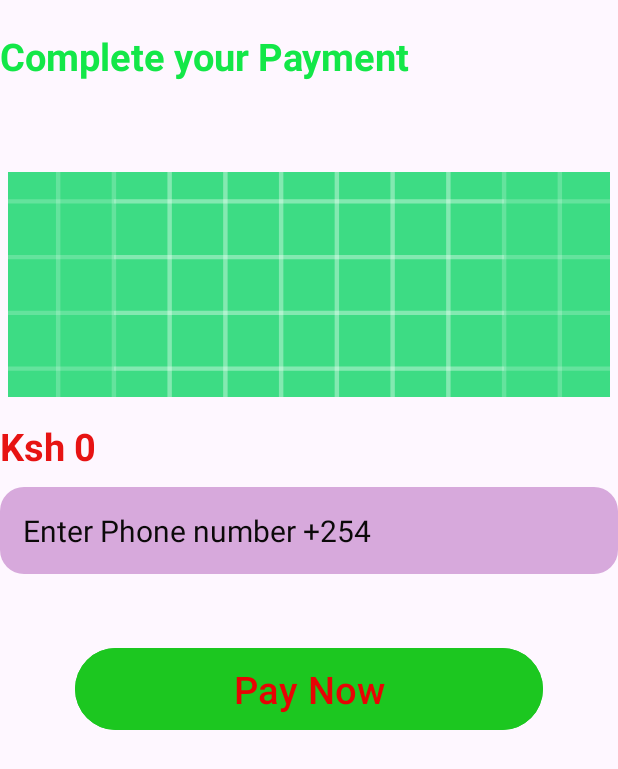
After one commit to mugoarnold0-shiniars/lexxypastry, an Android app: the MakePayment screen opened directly, with no data from a screen before it, on a phone screen of 412 x 824 dp. The commit adds this screen. Shown: the top 769 px of the screen. Run offline under Robolectric (Android 15) with nearby library versions, the phone set to English and light mode, and no system bars; libraries missing offline, so code that uses them is left out: com.loopj.android; pictures from the network do not load.

Commit message:
second commit

```diff
--- a/app/src/main/AndroidManifest.xml
+++ b/app/src/main/AndroidManifest.xml
@@ -14,6 +14,9 @@
         android:supportsRtl="true"
         android:theme="@style/Theme.Lexxypastry"
         tools:targetApi="31">
+        <activity
+            android:name=".MakePayment"
+            android:exported="false" />
         <activity
             android:name=".Dashboard"
             android:exported="false" />
--- /dev/null
+++ b/app/src/main/java/com/example/lexxypastry/MakePayment.kt
@@ -0,0 +1,70 @@
+package com.example.lexxypastry
+
+import android.os.Bundle
+import android.widget.Button
+import android.widget.EditText
+import android.widget.ImageView
+import android.widget.TextView
+import androidx.activity.enableEdgeToEdge
+import androidx.appcompat.app.AppCompatActivity
+import androidx.core.view.ViewCompat
+import androidx.core.view.WindowInsetsCompat
+import com.bumptech.glide.Glide
+import com.loopj.android.http.RequestParams
+
+class MakePayment : AppCompatActivity() {
+    override fun onCreate(savedInstanceState: Bundle?) {
+        super.onCreate(savedInstanceState)
+        enableEdgeToEdge()
+        setContentView(R.layout.activity_make_payment)
+        ViewCompat.setOnApplyWindowInsetsListener(findViewById(R.id.main)) { v, insets ->
+            val systemBars = insets.getInsets(WindowInsetsCompat.Type.systemBars())
+            v.setPadding(systemBars.left, systemBars.top, systemBars.right, systemBars.bottom)
+            insets
+        }
+//        Retrive the data put on the extra
+        val name = intent.getStringExtra("product_name")
+        val cost = intent.getIntExtra("product_cost", 0)
+        val productPhoto = intent.getStringExtra("product_photo")
+
+//        find the text view inside of the make payment activityand replace the data
+        val txtName = findViewById<TextView>(R.id.txtProductName)
+        val txtCost = findViewById<TextView>(R.id.txtProductCost)
+        val imgProduct = findViewById<ImageView>(R.id.imgProduct)
+
+//        update the text view with the values passed via the intent
+        txtName.text=name
+        txtCost.text="Ksh $cost"
+        val imageUrl = "https://Arnold254.pythonanywhere.com/static/images/$productPhoto"
+
+        //Load image using Glide, Load Faster with Glide
+        Glide.with(this)
+            .load(imageUrl )
+            .placeholder(R.drawable.ic_launcher_background) // Make sure you have a placeholder image
+            .into(imgProduct)
+
+//        find the edit text and the button by the use of ids
+        val btnPay = findViewById<Button>(R.id.pay)
+        val editPhone = findViewById<EditText>(R.id.phone)
+
+        btnPay.setOnClickListener {
+
+            val api = "https://Arnold254.pythonanywhere.com/api/mpesa_payment"
+//            get the phone number
+            val phone =editPhone.text.toString().trim()
+
+//            create a RequestParams
+            val data = RequestParams()
+//            put data into the RequestParams
+            data.put("amount",cost)
+            data.put("phone",phone)
+
+//            import the ApiHelper
+            val helper = ApiHelper(applicationContext)
+
+//            access the post metyod inside the helper class
+            helper.post(api , data)
+
+        }
+    }
+}
--- a/app/src/main/res/drawable/bg_card.xml
+++ b/app/src/main/res/drawable/bg_card.xml
@@ -1,5 +1,5 @@
 <?xml version="1.0" encoding="utf-8"?>
 <shape xmlns:android="http://schemas.android.com/apk/res/android">
-  <solid android:color="#FAFAFA"/>
+  <solid android:color="#D7A9DC"/>
       <corners android:radius="16dp"/>
 </shape>
--- /dev/null
+++ b/app/src/main/res/layout/activity_make_payment.xml
@@ -0,0 +1,81 @@
+<?xml version="1.0" encoding="utf-8"?>
+<LinearLayout
+    xmlns:android="http://schemas.android.com/apk/res/android"
+    xmlns:app="http://schemas.android.com/apk/res-auto"
+    xmlns:tools="http://schemas.android.com/tools"
+    android:id="@+id/main"
+    android:layout_width="match_parent"
+    android:layout_height="match_parent"
+    android:orientation="vertical"
+
+    android:padding="20dp"
+    tools:context=".MakePayment">
+
+    <TextView
+        android:layout_width="wrap_content"
+        android:layout_height="wrap_content"
+        android:text="Complete your Payment"
+        android:layout_marginTop="20dp"
+        android:textSize="25sp"
+        android:textStyle="bold"
+        android:textColor="#13E748"
+        />
+
+    <TextView
+        android:layout_width="wrap_content"
+        android:layout_height="wrap_content"
+        android:id="@+id/txtProductName"
+        android:text="Product Name"
+        android:layout_marginTop="20dp"
+        android:textSize="25sp"
+        android:textStyle="bold"
+        android:textColor="#D9DDEF"
+        />
+    <ImageView
+        android:layout_width="match_parent"
+        android:layout_height="150dp"
+        android:id="@+id/imgProduct"
+        android:src="@drawable/images"
+        android:scaleType="centerCrop"
+        android:layout_margin="5dp"/>
+    <TextView
+        android:layout_width="wrap_content"
+        android:layout_height="wrap_content"
+        android:id="@+id/txtProductCost"
+        android:text="Ksh:20"
+        android:layout_marginTop="10dp"
+        android:textSize="25sp"
+        android:textStyle="bold"
+        android:textColor="#E71313"
+
+        />
+
+
+    <EditText
+        android:layout_width="match_parent"
+        android:layout_height="wrap_content"
+        android:id="@+id/phone"
+        android:hint="Enter Phone number +254"
+        android:textSize="20sp"
+        android:textColorHint="#0B0909"
+        android:inputType="number"
+        android:textColor="#0B0909"
+        android:background="@drawable/bg_card"
+        android:padding="15dp"
+        android:layout_marginTop="10dp"/>
+
+    <Button
+        android:layout_width="match_parent"
+        android:layout_height="wrap_content"
+        android:id="@+id/pay"
+        android:text="Pay Now"
+        android:layout_marginTop="45dp"
+        android:layout_marginRight="50dp"
+        android:layout_marginLeft="50dp"
+        android:textSize="25dp"
+        android:textColor="#E70404"
+        android:padding="10dp"
+        android:backgroundTint="#1CC720"/>
+
+
+</LinearLayout>
```
Also changed, not shown: app/src/main/java/com/example/lexxypastry/Dashboard.kt (+22 -0 lines), app/src/main/java/com/example/lexxypastry/MainActivity.kt (+0 -7 lines), app/src/main/java/com/example/lexxypastry/Product.kt (+11 -11 lines), app/src/main/res/layout/activity_dashboard.xml (+26 -0 lines), app/src/main/res/layout/activity_main.xml (+1 -10 lines), app/src/main/res/drawable/splash.jpeg (added).
